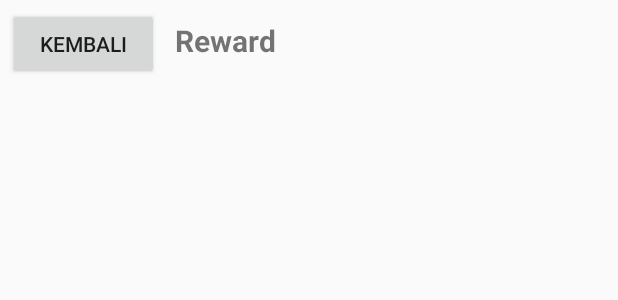
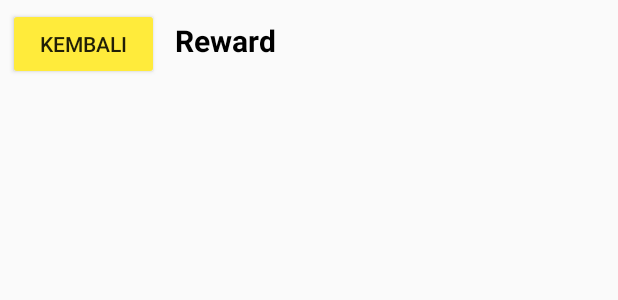
Before and after one commit to Alifan12/FocusOn, an Android app: the layout activity_reward_list_add.xml on its own in the app's theme, with its tools: preview values and no code run, on a phone screen of 412 x 824 dp. Shown: the top 300 px of the screen. Run offline under Robolectric (Android 15) with nearby library versions, the phone set to English and light mode, and no system bars.

Commit message:
Update Reward List ( Penambahan Intent untuk Masuk Halaman Reward List dan pada Button Kembali )

```diff
--- a/app/src/main/java/com/example/focuson/RewardListAdapter.java
+++ b/app/src/main/java/com/example/focuson/RewardListAdapter.java
@@ -16,9 +16,8 @@ import java.util.List;
 
 public class RewardListAdapter extends RecyclerView.Adapter<RewardListAdapter.ViewHolder> {
 
-    List<String>titles;
-    List<Integer>images;
-    Context context;
+    List<String> titles;
+    List<Integer> images;
     LayoutInflater inflater;
 
     public RewardListAdapter(Context ctx, List<String> titles, List<Integer> images){
--- a/app/src/main/res/layout/activity_reward_list_add.xml
+++ b/app/src/main/res/layout/activity_reward_list_add.xml
@@ -24,6 +24,7 @@
                 android:layout_height="wrap_content"
                 android:layout_margin="5dp"
                 android:layout_weight="0.45"
+                android:backgroundTint="#FFEB3B"
                 android:text="Kembali"
                 android:textSize="14sp" />
 
@@ -34,6 +35,7 @@
                 android:layout_margin="5dp"
                 android:layout_weight="1"
                 android:text="Reward"
+                android:textColor="#000000"
                 android:textSize="20sp"
                 android:textStyle="bold" />
         </LinearLayout>
```
Also changed, not shown: app/src/main/java/com/example/focuson/RewardListActivity.java (+19 -1 lines).
